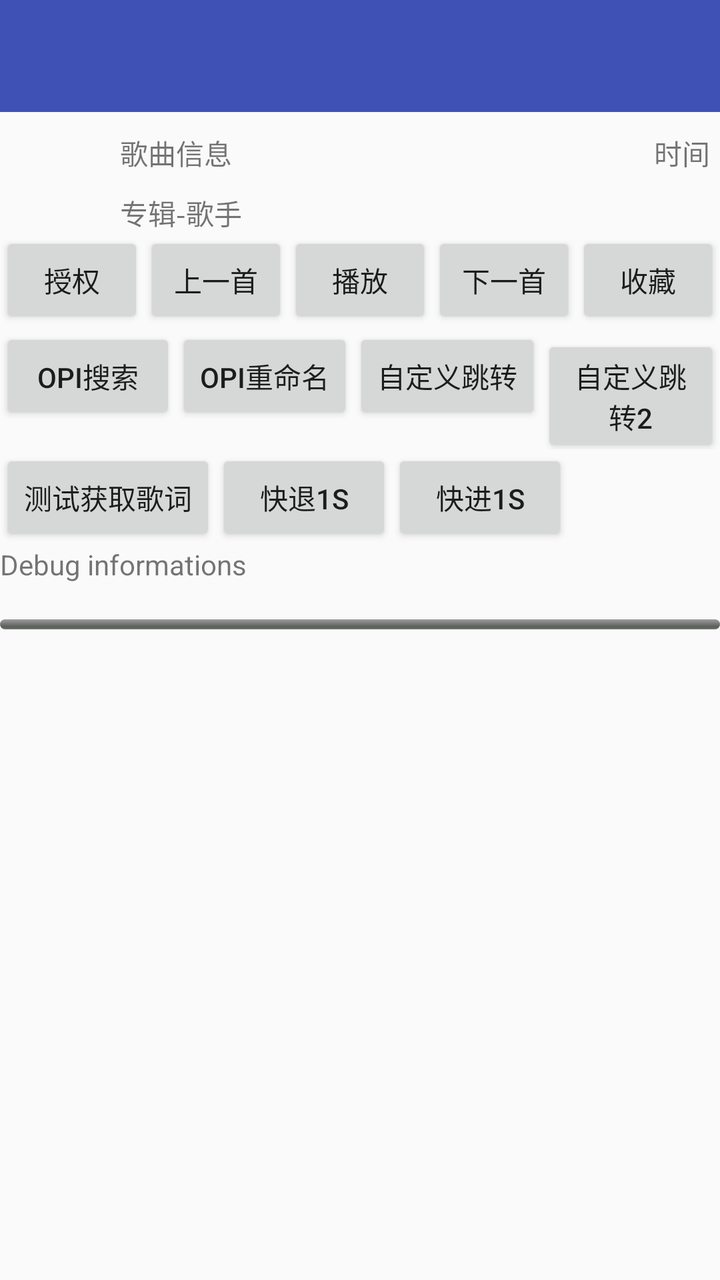
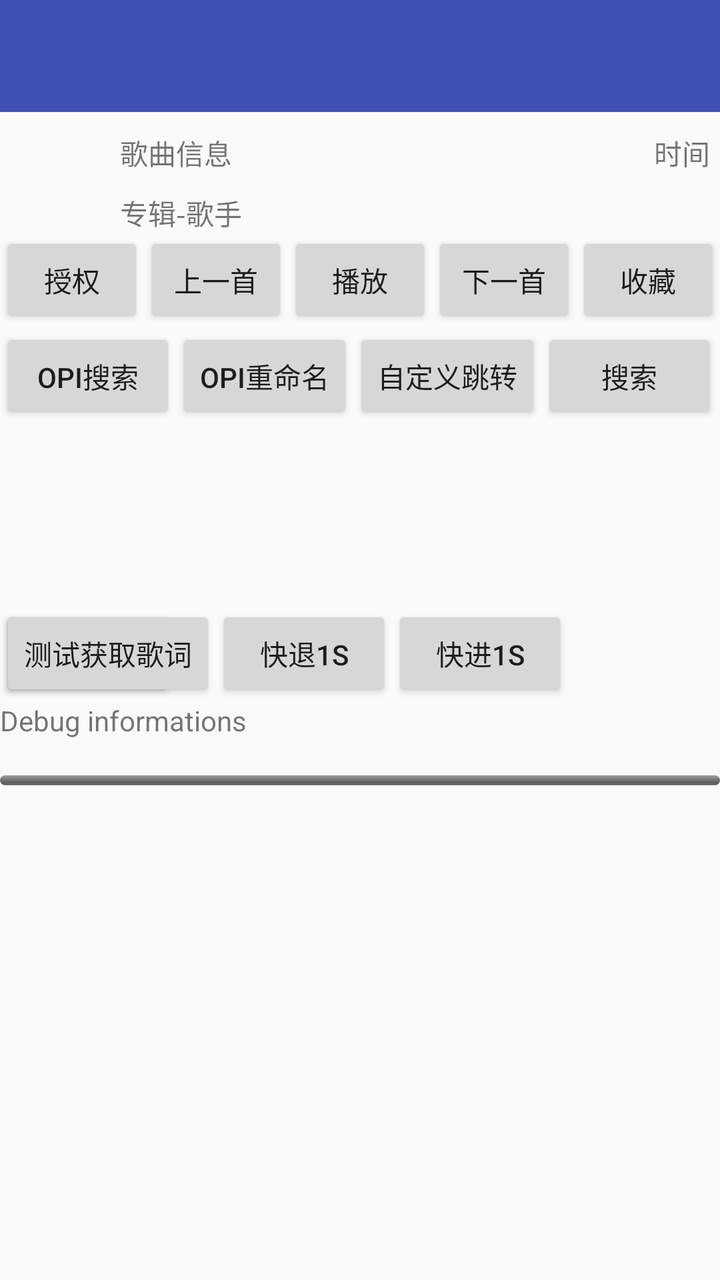

Before-and-after screenshots of an Android layout around one commit, followed by the original layout XML and the change that was made.
<!-- AndroidManifest.xml: activity theme AppTheme.NoActionBar -->
<!-- res/layout/activity_visual.xml -->
<?xml version="1.0" encoding="utf-8"?>
<RelativeLayout xmlns:android="http://schemas.android.com/apk/res/android"
    xmlns:app="http://schemas.android.com/apk/res-auto"
    xmlns:tools="http://schemas.android.com/tools"
    android:layout_width="match_parent"
    android:layout_height="match_parent"
    tools:context=".VisualActivity">

    <android.support.design.widget.AppBarLayout
        android:id="@+id/appbar_layout"
        android:layout_width="match_parent"
        android:layout_height="wrap_content"
        android:theme="@style/AppTheme.AppBarOverlay">

        <android.support.v7.widget.Toolbar
            android:id="@+id/toolbar"
            android:layout_width="match_parent"
            android:layout_height="?attr/actionBarSize"
            android:background="?attr/colorPrimary"
            app:popupTheme="@style/AppTheme.PopupOverlay" />

    </android.support.design.widget.AppBarLayout>

    <RelativeLayout
        android:id="@+id/playerPanel"
        android:layout_width="match_parent"
        android:layout_height="wrap_content"
        android:layout_below="@id/appbar_layout"
        android:layout_marginTop="5dp">

        <ImageView
            android:id="@+id/SongPic"
            android:layout_width="50dp"
            android:layout_height="50dp"
            android:layout_marginLeft="5dp"
            android:layout_marginTop="5dp" />

        <TextView
            android:id="@+id/txtPlayTime"
            android:layout_width="wrap_content"
            android:layout_height="25dp"
            android:layout_alignParentRight="true"
            android:layout_marginTop="5dp"
            android:layout_marginRight="5dp"
            android:text="时间" />

        <TextView
            android:id="@+id/txtSongInfos"
            android:layout_width="wrap_content"
            android:layout_height="25dp"
            android:layout_marginLeft="5dp"
            android:layout_marginTop="5dp"
            android:layout_toRightOf="@+id/SongPic"
            android:ems="10"
            android:text="歌曲信息" />

        <TextView
            android:id="@+id/txtAlbum"
            android:layout_width="wrap_content"
            android:layout_height="25dp"
            android:layout_below="@+id/txtSongInfos"
            android:layout_marginLeft="5dp"
            android:layout_marginTop="5dp"
            android:layout_toRightOf="@+id/SongPic"
            android:text="专辑-歌手" />

        <LinearLayout
            android:id="@+id/ll_button"
            android:layout_width="match_parent"
            android:layout_height="wrap_content"
            android:layout_below="@+id/SongPic"
            android:orientation="horizontal">

            <Button
                android:id="@+id/btnActive"
                android:layout_width="match_parent"
                android:layout_height="wrap_content"
                android:layout_weight="1"
                android:text="授权" />

            <Button
                android:id="@+id/btnPlayPre"
                android:layout_width="match_parent"
                android:layout_height="wrap_content"
                android:layout_weight="1"
                android:onClick="onPlayPre"
                android:text="上一首" />

            <Button
                android:id="@+id/btnPlayPause"
                android:layout_width="match_parent"
                android:layout_height="wrap_content"
                android:layout_weight="1"
                android:onClick="onPlayPause"
                android:text="播放" />

            <Button
                android:id="@+id/btnPlayNext"
                android:layout_width="match_parent"
                android:layout_height="wrap_content"
                android:layout_weight="1"
                android:onClick="onPlayNext"
                android:text="下一首" />

            <Button
                android:id="@+id/btnLove"
                android:layout_width="match_parent"
                android:layout_height="wrap_content"
                android:layout_weight="1"
                android:onClick="onLoveClick"
                android:text="收藏" />

        </LinearLayout>

        <LinearLayout
            android:id="@+id/ll_opi_button"
            android:layout_width="match_parent"
            android:layout_height="wrap_content"
            android:layout_below="@+id/ll_button"
            android:orientation="horizontal">

            <Button
                android:id="@+id/btnOpiSearch"
                android:layout_width="wrap_content"
                android:layout_height="wrap_content"
                android:onClick="onClickOpiSearch"
                android:text="Opi搜索" />

            <Button
                android:id="@+id/btnOpiMvTag"
                android:layout_width="wrap_content"
                android:layout_height="wrap_content"
                android:onClick="onClickOpiMvTag"
                android:text="Opi重命名" />

            <Button
                android:id="@+id/btnSchemeAction"
                android:layout_width="wrap_content"
                android:layout_height="wrap_content"
                android:onClick="playSongMid"
                android:text="自定义跳转" />

            <Button
                android:id="@+id/btnSchemeAction2"
                android:layout_width="wrap_content"
                android:layout_height="wrap_content"
                android:onClick="doSearch"
                android:text="自定义跳转2" />

        </LinearLayout>

        <LinearLayout
            android:id="@+id/ll_test_1"
            android:layout_width="match_parent"
            android:layout_height="wrap_content"
            android:layout_below="@+id/ll_opi_button"
            android:orientation="horizontal">

            <Button
                android:layout_width="wrap_content"
                android:layout_height="wrap_content"
                android:onClick="testGetLyric"
                android:text="测试获取歌词" />

            <Button
                android:layout_width="wrap_content"
                android:layout_height="wrap_content"
                android:onClick="testGetFolderList"
                android:text="快退1s" />

            <Button
                android:layout_width="wrap_content"
                android:layout_height="wrap_content"
                android:onClick="testPlayList"
                android:text="快进1s" />
        </LinearLayout>

        <TextView
            android:id="@+id/txtResult"
            android:layout_width="fill_parent"
            android:layout_height="35dp"
            android:layout_below="@+id/ll_test_1"
            android:ems="10"
            android:text="Debug informations" />

        <ProgressBar
            android:id="@+id/ProgressPlay"
            style="@android:style/Widget.ProgressBar.Horizontal"
            android:layout_width="fill_parent"
            android:layout_height="5dp"
            android:layout_below="@+id/txtResult"
            android:layout_marginTop="2dp"
            android:max="1000"
            android:progress="0"
            android:secondaryProgress="0" />
    </RelativeLayout>


    <RelativeLayout
        android:id="@+id/listview_container"
        android:layout_width="wrap_content"
        android:layout_height="wrap_content"
        android:layout_below="@+id/playerPanel">

        <ListView
            android:id="@+id/listview_folder"
            android:layout_width="wrap_content"
            android:layout_height="wrap_content"
            android:layout_marginTop="5dp" />

        <ListView
            android:id="@+id/listview_song"
            android:layout_width="wrap_content"
            android:layout_height="wrap_content"
            android:layout_marginTop="5dp"
            android:visibility="gone" />
    </RelativeLayout>


</RelativeLayout>
<!-- resources referenced by this layout -->
<resources>
  <style name="AppTheme.AppBarOverlay" parent="ThemeOverlay.AppCompat.Dark.ActionBar" />
  <style name="AppTheme.PopupOverlay" parent="ThemeOverlay.AppCompat.Light" />
  <style name="AppTheme.NoActionBar">
          <item name="windowActionBar">false</item>
          <item name="windowNoTitle">true</item>
      </style>
</resources>

<!-- the commit's change to res/layout/activity_visual.xml (unified diff, before → after) -->
@@ -139,6 +139,13 @@
                 android:layout_height="wrap_content"
                 android:onClick="playSongMid"
                 android:text="自定义跳转" />
+            <Button
+                android:id="@+id/btnSearch"
+                android:layout_width="wrap_content"
+                android:layout_height="wrap_content"
+                android:onClick="onClickSearch"
+                android:text="搜索" />
+
 
             <Button
                 android:id="@+id/btnSchemeAction2"
@@ -146,7 +153,21 @@
                 android:layout_height="wrap_content"
                 android:onClick="doSearch"
                 android:text="自定义跳转2" />
-
+        </LinearLayout>
+
+        <LinearLayout
+            android:id="@+id/ll_other_button"
+            android:layout_width="match_parent"
+            android:layout_height="wrap_content"
+            android:layout_below="@+id/ll_opi_button"
+            android:orientation="horizontal">
+
+            <Button
+                android:id="@+id/btnLyric"
+                android:layout_width="wrap_content"
+                android:layout_height="wrap_content"
+                android:onClick="onClickLyric"
+                android:text="歌词" />
         </LinearLayout>
 
         <LinearLayout
